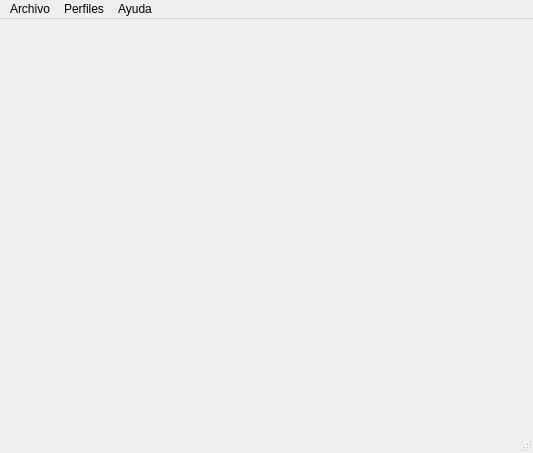
This is mainwindow.ui in RafaelGC/EasyReceipt as Qt 5 draws it before an edit. The edited form follows.
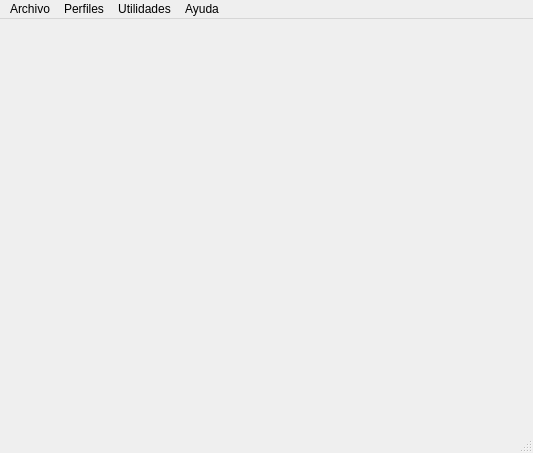
This is the edited form. Icons and pictures are not drawn.

```diff
--- a/mainwindow.ui
+++ b/mainwindow.ui
@@ -73,8 +73,15 @@
     </property>
     <addaction name="actionUsersManager"/>
    </widget>
+   <widget class="QMenu" name="menuUtilidades">
+    <property name="title">
+     <string>Utilidades</string>
+    </property>
+    <addaction name="actionNotes"/>
+   </widget>
    <addaction name="menuArchivo"/>
    <addaction name="menuPerfiles"/>
+   <addaction name="menuUtilidades"/>
    <addaction name="menuSobre"/>
   </widget>
   <widget class="QStatusBar" name="statusbar"/>
```
Left out of the diff: 5 changed lines with no effect on the pictures.
